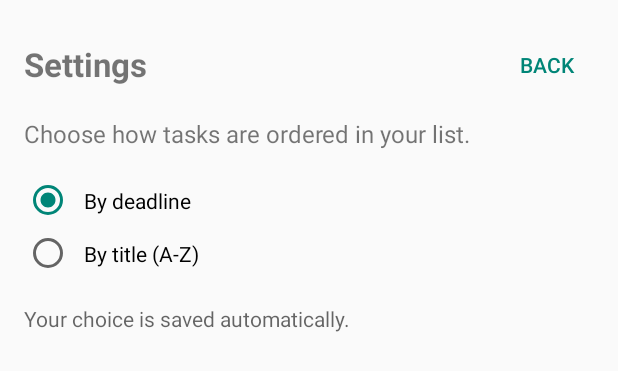
After one commit to MostafaTamer21/Studyplannerlite, an Android app: the layout activity_settings.xml on its own in the app's theme, with its tools: preview values and no code run, on a phone screen of 412 x 824 dp. The commit adds this screen. Shown: the top 371 px of the screen. Run offline under Robolectric (Android 15) with nearby library versions, the phone set to English and light mode, and no system bars.

Commit message:
Resolving conflicts

```diff
--- a/app/src/main/java/com/example/studyplannerlite/MainActivity.kt
+++ /dev/null
@@ -1,20 +0,0 @@
-package com.example.studyplannerlite
-
-import android.os.Bundle
-import androidx.activity.enableEdgeToEdge
-import androidx.appcompat.app.AppCompatActivity
-import androidx.core.view.ViewCompat
-import androidx.core.view.WindowInsetsCompat
-
-class MainActivity : AppCompatActivity() {
-    override fun onCreate(savedInstanceState: Bundle?) {
-        super.onCreate(savedInstanceState)
-        enableEdgeToEdge()
-        setContentView(R.layout.activity_main)
-        ViewCompat.setOnApplyWindowInsetsListener(findViewById(R.id.main)) { v, insets ->
-            val systemBars = insets.getInsets(WindowInsetsCompat.Type.systemBars())
-            v.setPadding(systemBars.left, systemBars.top, systemBars.right, systemBars.bottom)
-            insets
-        }
-    }
-}
--- a/app/src/main/res/layout/activity_main.xml
+++ /dev/null
@@ -1,19 +0,0 @@
-<?xml version="1.0" encoding="utf-8"?>
-<androidx.constraintlayout.widget.ConstraintLayout xmlns:android="http://schemas.android.com/apk/res/android"
-    xmlns:app="http://schemas.android.com/apk/res-auto"
-    xmlns:tools="http://schemas.android.com/tools"
-    android:id="@+id/main"
-    android:layout_width="match_parent"
-    android:layout_height="match_parent"
-    tools:context=".MainActivity">
-
-    <TextView
-        android:layout_width="wrap_content"
-        android:layout_height="wrap_content"
-        android:text="Hello World!"
-        app:layout_constraintBottom_toBottomOf="parent"
-        app:layout_constraintEnd_toEndOf="parent"
-        app:layout_constraintStart_toStartOf="parent"
-        app:layout_constraintTop_toTopOf="parent" />
-
-</androidx.constraintlayout.widget.ConstraintLayout>
--- /dev/null
+++ b/app/src/main/res/layout/activity_settings.xml
@@ -0,0 +1,83 @@
+<?xml version="1.0" encoding="utf-8"?>
+<LinearLayout xmlns:android="http://schemas.android.com/apk/res/android"
+    android:id="@+id/settingsRoot"
+    android:layout_width="match_parent"
+    android:layout_height="match_parent"
+    android:fitsSystemWindows="true"
+    android:orientation="vertical"
+    android:padding="16dp">
+
+    <LinearLayout
+        android:layout_width="match_parent"
+        android:layout_height="wrap_content"
+        android:gravity="center_vertical"
+        android:orientation="horizontal">
+
+        <TextView
+            android:id="@+id/screenTitle"
+            android:layout_width="0dp"
+            android:layout_height="wrap_content"
+            android:layout_weight="1"
+            android:text="@string/settings_title"
+            android:textSize="22sp"
+            android:textStyle="bold" />
+
+        <Button
+            android:id="@+id/backButton"
+            style="?android:attr/buttonBarButtonStyle"
+            android:layout_width="wrap_content"
+            android:layout_height="wrap_content"
+            android:text="@string/back" />
+    </LinearLayout>
+
+    <ScrollView
+        android:layout_width="match_parent"
+        android:layout_height="0dp"
+        android:layout_weight="1">
+
+        <LinearLayout
+            android:layout_width="match_parent"
+            android:layout_height="wrap_content"
+            android:orientation="vertical"
+            android:paddingTop="8dp">
+
+            <TextView
+                android:layout_width="match_parent"
+                android:layout_height="wrap_content"
+                android:text="@string/settings_subtitle"
+                android:textSize="16sp" />
+
+            <RadioGroup
+                android:id="@+id/sortGroup"
+                android:layout_width="match_parent"
+                android:layout_height="wrap_content"
+                android:layout_marginTop="16dp"
+                android:orientation="vertical">
+
+                <RadioButton
+                    android:id="@+id/deadlineRadio"
+                    android:layout_width="match_parent"
+                    android:layout_height="wrap_content"
+                    android:checked="true"
+                    android:padding="8dp"
+                    android:text="@string/sort_by_deadline" />
+
+                <RadioButton
+                    android:id="@+id/titleRadio"
+                    android:layout_width="match_parent"
+                    android:layout_height="wrap_content"
+                    android:padding="8dp"
+                    android:text="@string/sort_by_title" />
+            </RadioGroup>
+
+            <TextView
+                android:layout_width="match_parent"
+                android:layout_height="wrap_content"
+                android:layout_marginTop="16dp"
+                android:text="@string/settings_saved_automatically"
+                android:textColor="?android:attr/textColorSecondary"
+                android:textSize="14sp" />
+        </LinearLayout>
+    </ScrollView>
+
+</LinearLayout>
--- a/app/src/main/res/values-night/themes.xml
+++ /dev/null
@@ -1,7 +0,0 @@
-<resources xmlns:tools="http://schemas.android.com/tools">
-    <!-- Base application theme. -->
-    <style name="Base.Theme.Studyplannerlite" parent="Theme.Material3.DayNight.NoActionBar">
-        <!-- Customize your dark theme here. -->
-        <!-- <item name="colorPrimary">@color/my_dark_primary</item> -->
-    </style>
-</resources>
```
Also changed, not shown: app/src/main/res/values/themes.xml (line endings or trailing spaces).
